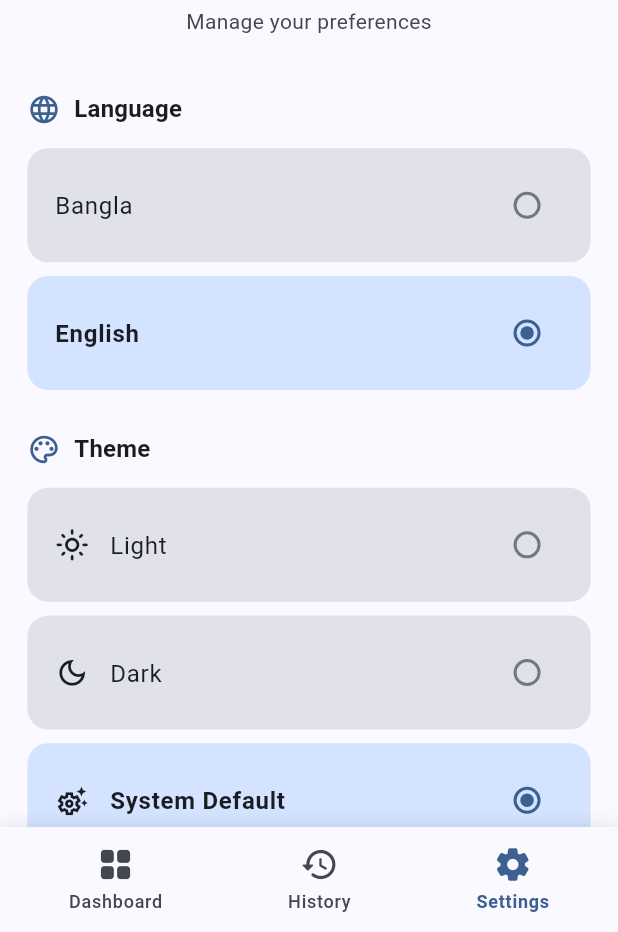
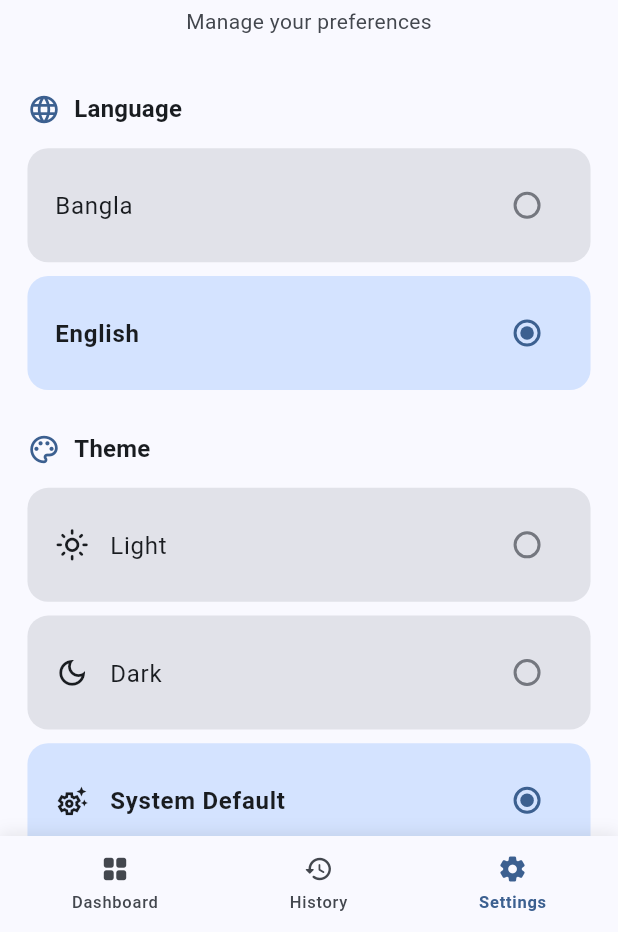
Before and after one commit to mozammal-hossain/45df8818c9fb, a Flutter app: the screen it shows after launch, item 3 of the bottom bar chosen, on a phone screen of 412 x 824 dp, the part 304-1236 px from its top. Run offline on Flutter 3.47's test engine with Material 3 defaults, Android fonts, the phone set to English and light mode, and no system bars; our stand-ins replace bloc, dio, equatable, flutter_bloc, get_it, injectable and 3 more; network calls fail.

Commit message:
feat: Update bottom icon button size

```diff
--- a/device_vital_monitor_flutter_app/lib/presentation/dashboard/dashboard_page.dart
+++ b/device_vital_monitor_flutter_app/lib/presentation/dashboard/dashboard_page.dart
@@ -17,7 +17,6 @@ import 'package:device_vital_monitor_flutter_app/presentation/dashboard/widgets/
 import 'package:device_vital_monitor_flutter_app/presentation/dashboard/widgets/log_status_button.dart';
 import 'package:device_vital_monitor_flutter_app/presentation/dashboard/widgets/memory_usage_card.dart';
 import 'package:device_vital_monitor_flutter_app/presentation/dashboard/widgets/thermal_state_card.dart';
-import 'package:device_vital_monitor_flutter_app/presentation/settings/bloc/theme/theme_bloc.dart';
 
 class DashboardPage extends StatelessWidget {
   const DashboardPage({super.key});
--- a/device_vital_monitor_flutter_app/lib/presentation/shell/main_shell_page.dart
+++ b/device_vital_monitor_flutter_app/lib/presentation/shell/main_shell_page.dart
@@ -109,11 +109,11 @@ class _NavItem extends StatelessWidget {
         child: Column(
           mainAxisSize: MainAxisSize.min,
           children: [
-            Icon(icon, size: 26, color: color),
+            Icon(icon, size: 20, color: color),
             const SizedBox(height: 4),
             Text(
               label,
-              style: Theme.of(context).textTheme.labelMedium?.copyWith(
+              style: Theme.of(context).textTheme.labelSmall?.copyWith(
                 color: color,
                 fontWeight: selected ? FontWeight.w600 : FontWeight.w500,
               ),
```
